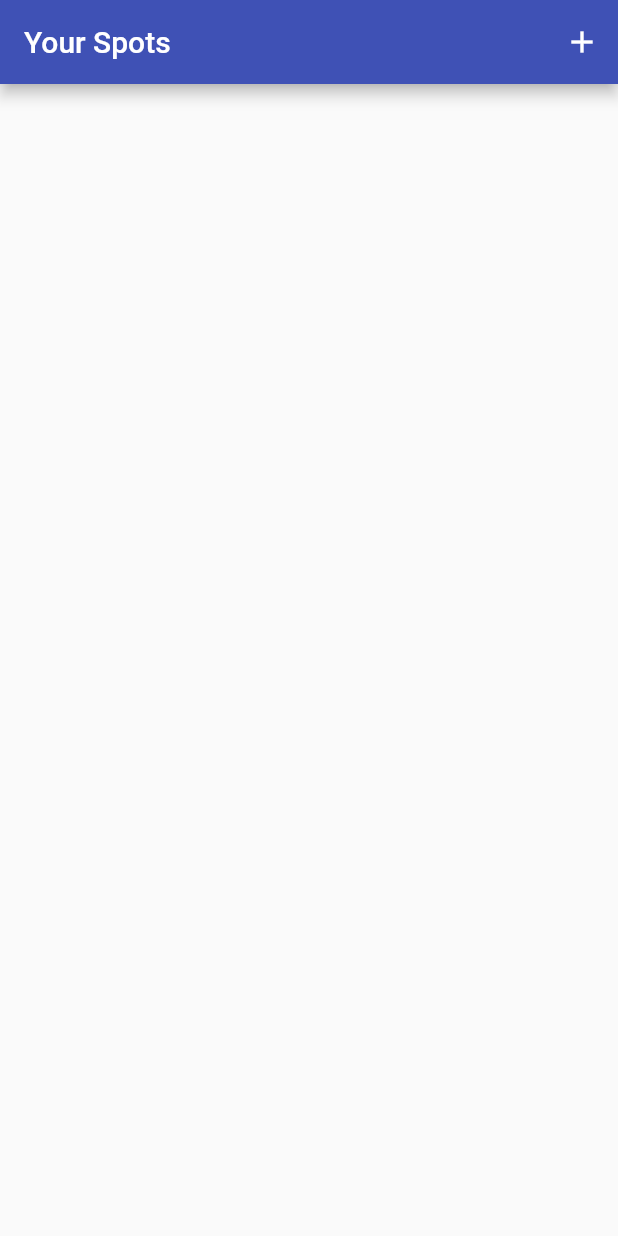
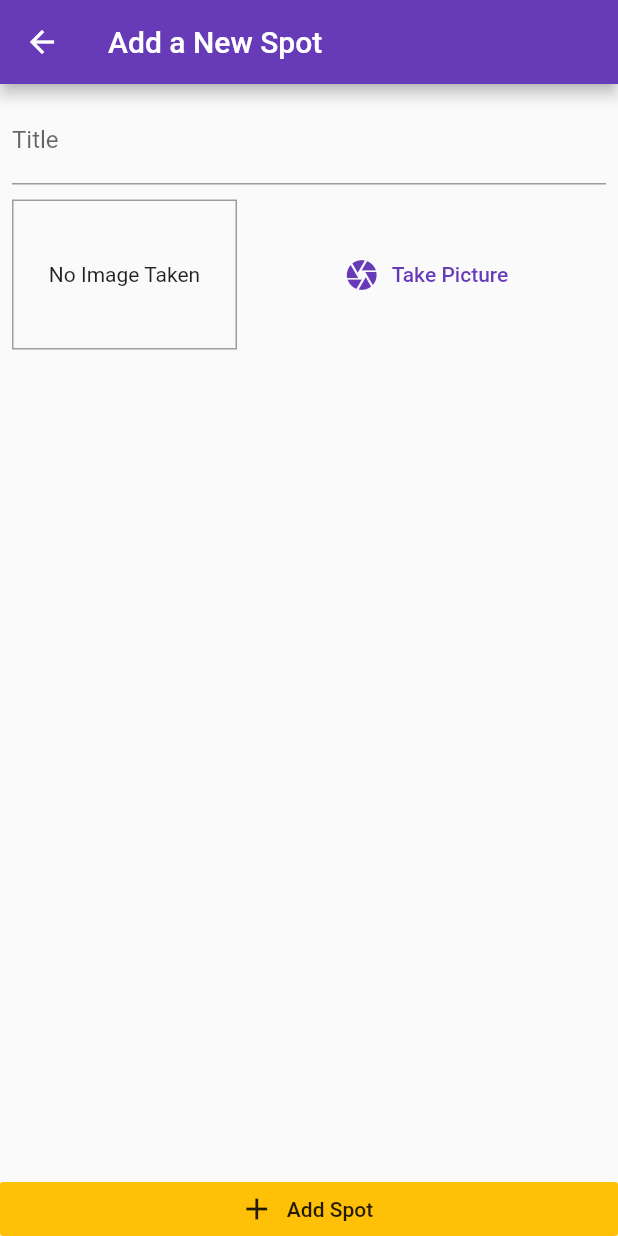
Before and after one commit to harshthakur066/spot-app, a Flutter app: the screen it shows after launch, after a tap on the "add" icon, on a phone screen of 412 x 824 dp. Run offline on Flutter 3.47's test engine with Material 2 defaults, Android fonts, the phone set to English and light mode, and no system bars; our stand-ins replace image_picker.

Commit message:
added pic from camera feature

```diff
--- a/lib/main.dart
+++ b/lib/main.dart
@@ -4,6 +4,7 @@ import 'package:provider/provider.dart';
 import './providers/great_places.dart';
 
 import './screens/places_list_screen.dart';
+import './screens/add_place_screen.dart';
 
 void main() => runApp(MyApp());
 
@@ -15,10 +16,13 @@ class MyApp extends StatelessWidget {
       child: MaterialApp(
         title: 'Spot',
         theme: ThemeData(
-          primarySwatch: Colors.indigo,
+          primarySwatch: Colors.deepPurple,
           accentColor: Colors.amber,
         ),
         home: PlaceListScreen(),
+        routes: {
+          AddPlaceScreen.routeName: (ctx) => AddPlaceScreen(),
+        },
       ),
     );
   }
--- a/lib/screens/add_place_screen.dart
+++ b/lib/screens/add_place_screen.dart
@@ -0,0 +1,51 @@
+import 'package:flutter/material.dart';
+
+import '../widgets/image_input.dart';
+
+class AddPlaceScreen extends StatefulWidget {
+  static const routeName = '/add-place';
+  @override
+  _AddPlaceScreenState createState() => _AddPlaceScreenState();
+}
+
+class _AddPlaceScreenState extends State<AddPlaceScreen> {
+  final _tiltleController = TextEditingController();
+  @override
+  Widget build(BuildContext context) {
+    return Scaffold(
+      appBar: AppBar(
+        title: Text('Add a New Spot'),
+      ),
+      body: Column(
+        crossAxisAlignment: CrossAxisAlignment.stretch,
+        children: [
+          Expanded(
+              child: SingleChildScrollView(
+            child: Padding(
+              padding: const EdgeInsets.all(8.0),
+              child: Column(
+                children: [
+                  TextField(
+                    decoration: InputDecoration(labelText: 'Title'),
+                    controller: _tiltleController,
+                  ),
+                  SizedBox(height: 10),
+                  ImageInput(),
+                ],
+              ),
+            ),
+          )),
+          RaisedButton.icon(
+            onPressed: () {},
+            icon: Icon(Icons.add),
+            label: Text('Add Spot'),
+            elevation: 0,
+            materialTapTargetSize: MaterialTapTargetSize.shrinkWrap,
+            color: Theme.of(context).accentColor,
+            // textColor: Colors.white,
+          ),
+        ],
+      ),
+    );
+  }
+}
--- a/lib/screens/places_list_screen.dart
+++ b/lib/screens/places_list_screen.dart
@@ -1,4 +1,6 @@
 import 'package:flutter/material.dart';
+
+import './add_place_screen.dart';
 
 class PlaceListScreen extends StatelessWidget {
   @override
@@ -9,7 +11,9 @@ class PlaceListScreen extends StatelessWidget {
         actions: <Widget>[
           IconButton(
             icon: Icon(Icons.add),
-            onPressed: () {},
+            onPressed: () {
+              Navigator.of(context).pushNamed(AddPlaceScreen.routeName);
+            },
           ),
         ],
       ),
--- /dev/null
+++ b/lib/widgets/image_input.dart
@@ -0,0 +1,67 @@
+import 'dart:io';
+
+import 'package:flutter/material.dart';
+import 'package:image_picker/image_picker.dart';
+import 'package:path/path.dart' as path;
+import 'package:path_provider/path_provider.dart' as syspaths;
+
+class ImageInput extends StatefulWidget {
+  @override
+  _ImageInputState createState() => _ImageInputState();
+}
+
+class _ImageInputState extends State<ImageInput> {
+  File _storedImage;
+
+  final picker = ImagePicker();
+
+  Future<void> _takePicture() async {
+    final imageFile = await picker.getImage(
+      source: ImageSource.camera,
+      maxWidth: 600,
+    );
+    setState(() {
+      _storedImage = File(imageFile.path);
+    });
+    final appDir = await syspaths.getApplicationDocumentsDirectory();
+    final fileName = path.basename(imageFile.path);
+    // final savedImage = await imageFile.copy('${appDir.path}/$fileName');
+  }
+
+  @override
+  Widget build(BuildContext context) {
+    return Row(
+      children: <Widget>[
+        Container(
+          width: 150,
+          height: 100,
+          decoration: BoxDecoration(
+            border: Border.all(width: 1, color: Colors.grey),
+          ),
+          child: _storedImage != null
+              ? Image.file(
+                  _storedImage,
+                  fit: BoxFit.cover,
+                  width: double.infinity,
+                )
+              : Text(
+                  'No Image Taken',
+                  textAlign: TextAlign.center,
+                ),
+          alignment: Alignment.center,
+        ),
+        SizedBox(
+          width: 10,
+        ),
+        Expanded(
+          child: FlatButton.icon(
+            icon: Icon(Icons.camera),
+            label: Text('Take Picture'),
+            textColor: Theme.of(context).primaryColor,
+            onPressed: _takePicture,
+          ),
+        ),
+      ],
+    );
+  }
+}
```
Also changed, not shown: pubspec.yaml (+4 -7 lines), pubspec.lock.
